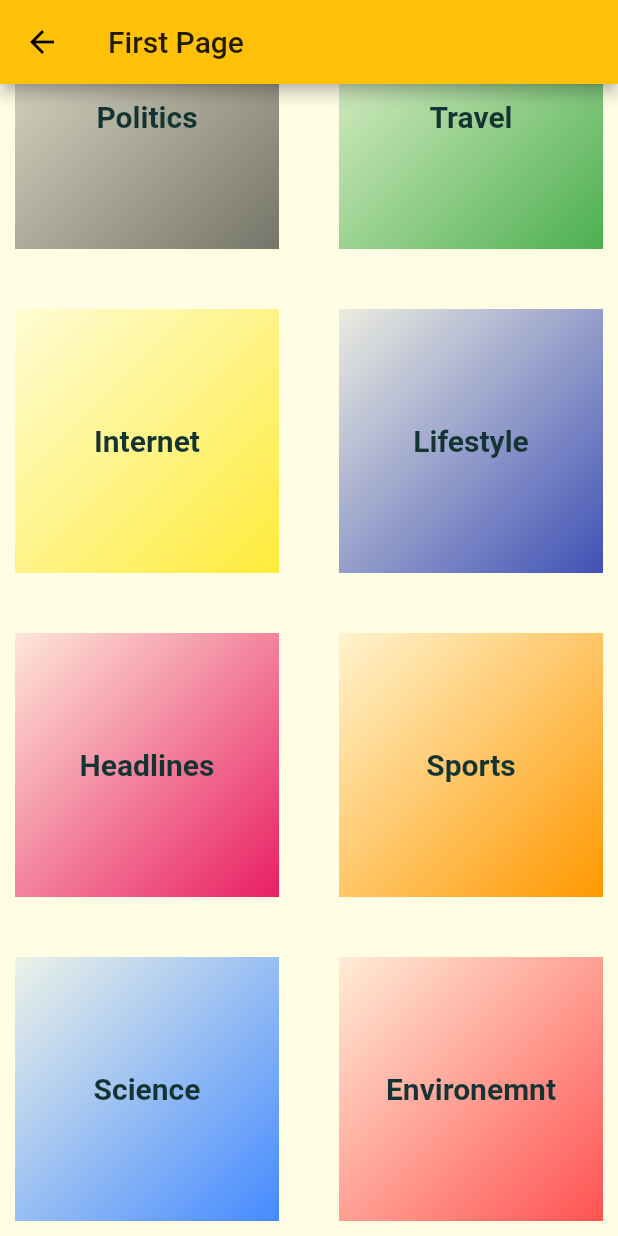
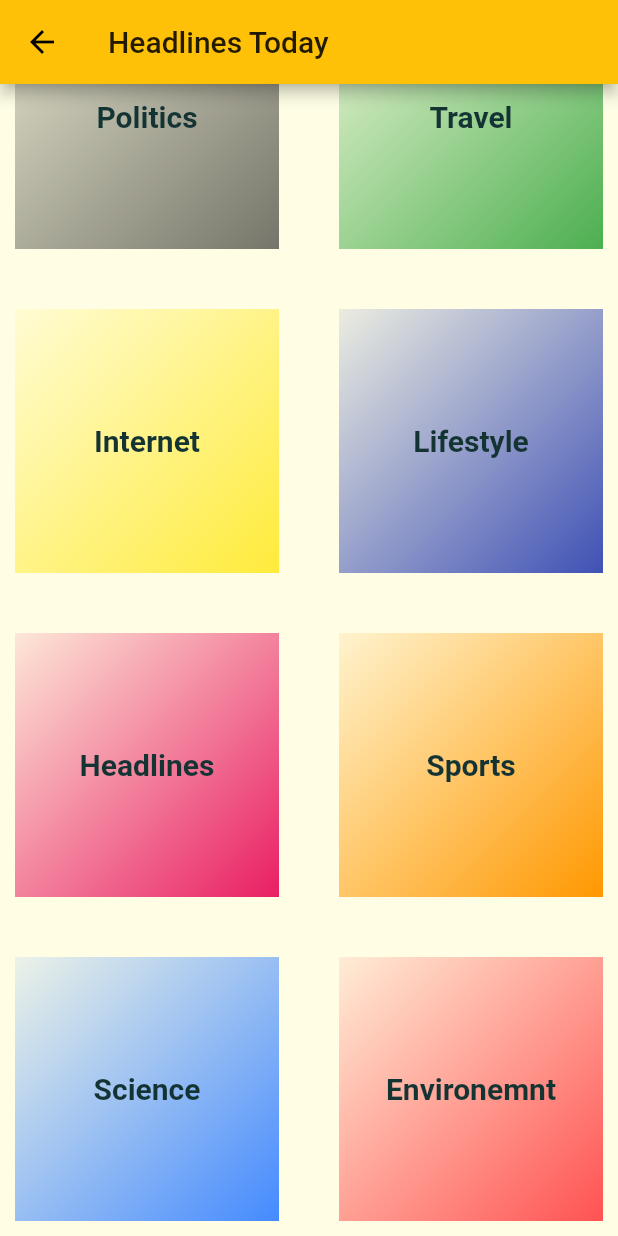
Before and after one commit to sanjibsinha/better_flutter_chapter_seven, a Flutter app: the FirstPageFirstBody screen opened directly, scrolled down 292 dp, on a phone screen of 412 x 824 dp. Run offline on Flutter 3.47's test engine with Material 2 defaults, Android fonts, the light colour scheme and no system bars.

Commit message:
tuklibaji continuing

```diff
--- a/lib/model/dummy_category.dart
+++ b/lib/model/dummy_category.dart
@@ -2,7 +2,7 @@ import 'package:flutter/material.dart';
 
 import 'category.dart';
 
-const DUMMY_CATEGORIES = [
+const dummyCategories = [
   Category(
     id: 'c1',
     title: 'Health',
--- a/lib/view/first_page.dart
+++ b/lib/view/first_page.dart
@@ -11,12 +11,11 @@ class FirstPage extends StatelessWidget {
   @override
   Widget build(BuildContext context) {
     return MaterialApp(
-      title: 'DeliMeals',
+      title: 'Daily News',
       theme: ThemeData(
         primarySwatch: Colors.pink,
         primaryColor: Colors.amber,
         canvasColor: const Color.fromRGBO(255, 254, 229, 1),
-        fontFamily: 'Raleway',
         textTheme: ThemeData.light().textTheme.copyWith(
               bodyText2: const TextStyle(
                 color: Color.fromRGBO(20, 51, 51, 1),
@@ -26,9 +25,9 @@ class FirstPage extends StatelessWidget {
               ),
               headline6: const TextStyle(
                 fontSize: 20,
-              fontFamily: 'RobotoCondensed',
                 fontWeight: FontWeight.bold,
-            )),
+              ),
+            ),
       ),
       // home: CategoriesScreen(),
       initialRoute: '/', // default is '/'
@@ -54,7 +53,7 @@ class FirstPageFirstBody extends StatelessWidget {
   Widget build(BuildContext context) {
     return Scaffold(
       appBar: AppBar(
-        title: const Text('First Page'),
+        title: const Text('Headlines Today'),
       ),
       body: GridView(
         gridDelegate: const SliverGridDelegateWithMaxCrossAxisExtent(
@@ -62,7 +61,7 @@ class FirstPageFirstBody extends StatelessWidget {
           crossAxisSpacing: 20.0,
           mainAxisSpacing: 20.0,
         ),
-        children: DUMMY_CATEGORIES.map(
+        children: dummyCategories.map(
           (e) {
             return AllCategories(
               id: e.id,
```
Lines whose indentation alone changed are shown as unchanged.
